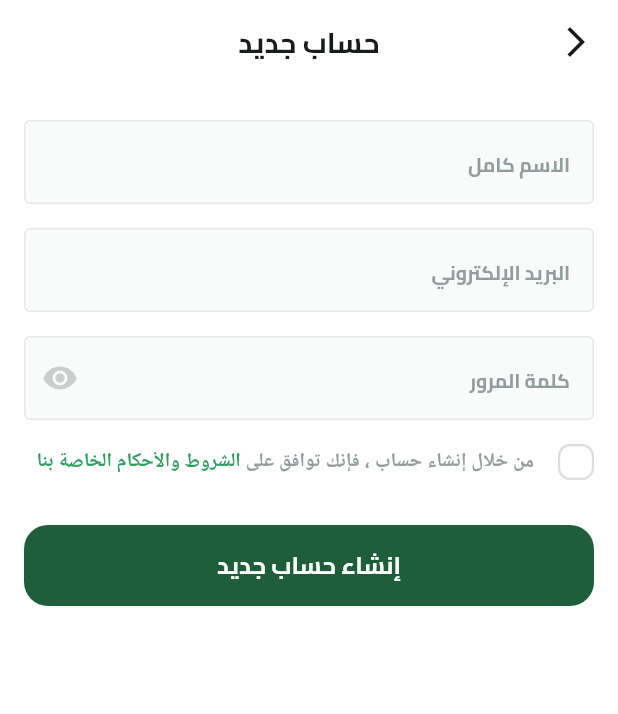
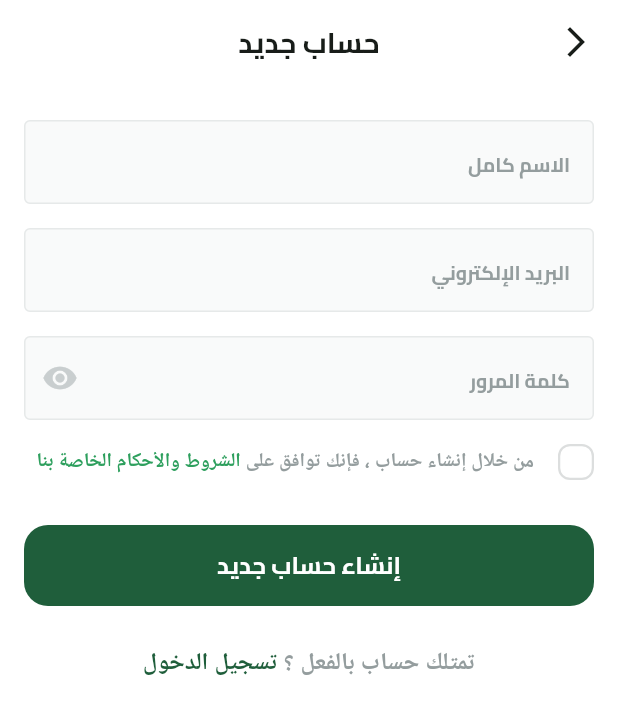
Before and after one commit to ibnRizk/fruits_hub, a Flutter app: the SignupView screen opened by its route, on a phone screen of 412 x 824 dp. Shown: the top 714 px of the screen. Run offline on Flutter 3.47's test engine with Material 3 defaults, Android fonts, the phone set to English and light mode, and no system bars; our stand-ins replace dots_indicator, shared_preferences; missing offline and left inert: svg_flutter; accounts and stored records are empty.

Commit message:
finish sign up ui

```diff
--- /dev/null
+++ b/lib/feature/auth/presentation/views/widgets/have_an_account_widget.dart
@@ -0,0 +1,42 @@
+import 'package:flutter/gestures.dart';
+import 'package:flutter/material.dart';
+
+import '../../../../../core/utils/app_colors.dart';
+import '../../../../../core/utils/app_text_styles.dart';
+
+class HaveAnAccountWidget extends StatelessWidget {
+  const HaveAnAccountWidget({super.key});
+
+  @override
+  Widget build(BuildContext context) {
+    return Text.rich(
+      TextSpan(
+        children: [
+          TextSpan(
+            text: 'تمتلك حساب بالفعل ؟',
+            style: TextStyles.semiBold16.copyWith(
+              color: const Color(0xFF949D9E),
+            ),
+          ),
+          TextSpan(
+            text: ' ',
+            style: TextStyles.semiBold16.copyWith(
+              color: const Color(0xFF616A6B),
+            ),
+          ),
+          TextSpan(
+            recognizer: TapGestureRecognizer()
+              ..onTap = () {
+                Navigator.pop(context);
+              },
+            text: 'تسجيل الدخول',
+            style: TextStyles.semiBold16.copyWith(
+              color: AppColors.primaryColor,
+            ),
+          ),
+        ],
+      ),
+      textAlign: TextAlign.center,
+    );
+  }
+}
--- a/lib/feature/auth/presentation/views/widgets/signup_view_body.dart
+++ b/lib/feature/auth/presentation/views/widgets/signup_view_body.dart
@@ -5,6 +5,7 @@ import 'package:fruits_hub/feature/auth/presentation/views/widgets/terms_and_con
 import '../../../../../constants.dart';
 import '../../../../../core/utils/widgets/custom_button.dart';
 import '../../../../../core/utils/widgets/custom_text_field.dart';
+import 'have_an_account_widget.dart';
 
 class SignupViewBody extends StatelessWidget {
   const SignupViewBody({super.key});
@@ -45,7 +46,7 @@ class SignupViewBody extends StatelessWidget {
               text: 'إنشاء حساب جديد',
             ),
             const SizedBox(height: 26),
-            // const HaveAnAccountWidget(),
+            const HaveAnAccountWidget(),
           ],
         ),
       ),
```
